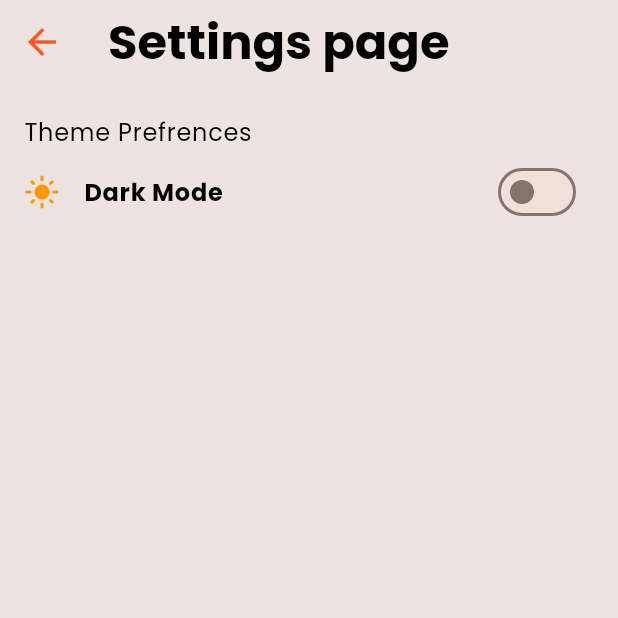
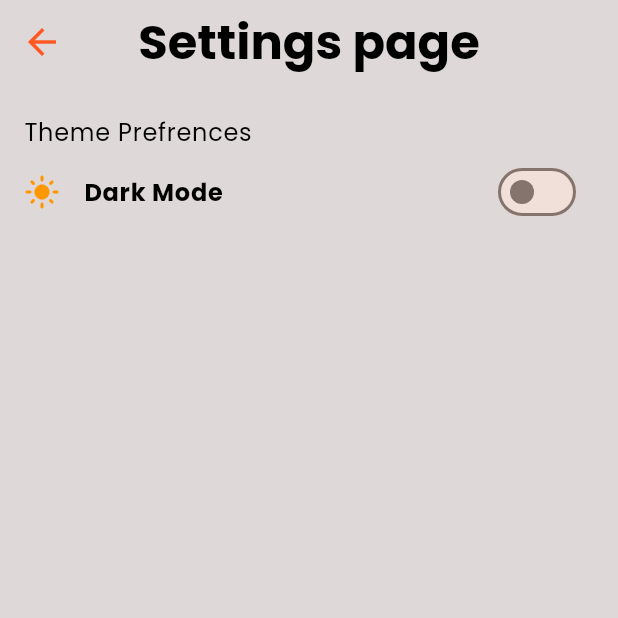
Before and after one commit to KabetEx/KabetEx, a Flutter app: the screen it shows once a user with an empty profile is signed in, after a tap on the "menu" icon, after a tap on "Settings", on a phone screen of 412 x 824 dp, the top half of it. Run offline on Flutter 3.47's test engine with Material 3 defaults, Android fonts, the phone set to English and light mode, and no system bars; our stand-ins replace cached_network_image, carousel_slider, flutter_riverpod, flutter_switch, google_fonts, hive and 6 more; accounts and stored records are empty.

Commit message:
fix white flickering when navigating

```diff
--- a/lib/features/cart/presentations/cart_page.dart
+++ b/lib/features/cart/presentations/cart_page.dart
@@ -27,9 +27,7 @@ class _CartPageState extends ConsumerState<CartPage> {
     ).format(totalCart);
 
     return Scaffold(
-      backgroundColor: isDarkMode
-          ? Colors.black
-          : const Color.fromARGB(255, 237, 228, 225),
+    backgroundColor: Theme.of(context).scaffoldBackgroundColor,
       body: SafeArea(
         child: Column(
           children: [
--- a/lib/features/cart/widgets/cart_item.dart
+++ b/lib/features/cart/widgets/cart_item.dart
@@ -3,7 +3,6 @@ import 'package:flutter/material.dart';
 import 'package:flutter_riverpod/flutter_riverpod.dart';
 import 'package:intl/intl.dart';
 import 'package:kabetex/features/cart/data/product_hive.dart';
-import 'package:kabetex/features/products/presentation/prod_details.dart';
 import 'package:kabetex/providers/theme_provider.dart';
 import 'package:shimmer/shimmer.dart';
 
--- a/lib/features/categories/presentations/categories_page.dart
+++ b/lib/features/categories/presentations/categories_page.dart
@@ -13,9 +13,7 @@ class CategoriesPage extends ConsumerWidget {
     final isDark = ref.watch(isDarkModeProvider);
 
     return Scaffold(
-      backgroundColor: isDark
-          ? Colors.black
-          : const Color.fromARGB(255, 237, 228, 225),
+     backgroundColor: Theme.of(context).scaffoldBackgroundColor,
       body: SafeArea(
         child: Column(
           children: [
--- a/lib/features/home/presentations/home_page.dart
+++ b/lib/features/home/presentations/home_page.dart
@@ -25,9 +25,7 @@ class _HomePageState extends ConsumerState<HomePage>
     final isDarkMode = ref.watch(isDarkModeProvider);
 
     return Scaffold(
-      backgroundColor: isDarkMode
-          ? Colors.black
-          : const Color.fromARGB(255, 237, 228, 225),
+      backgroundColor: Theme.of(context).scaffoldBackgroundColor,
       drawer: const Mydrawer(),
       body: GestureDetector(
         onTap: () {
--- a/lib/features/products/presentation/edit_product.dart
+++ b/lib/features/products/presentation/edit_product.dart
@@ -80,7 +80,7 @@ class _EditProductPageState extends ConsumerState<EditProductPage> {
     final isDark = ref.watch(isDarkModeProvider);
 
     return Scaffold(
-      backgroundColor: isDark ? Colors.black : Colors.white,
+      backgroundColor: Theme.of(context).scaffoldBackgroundColor,
       appBar: AppBar(
         title: const Text('Update Product'),
         backgroundColor: isDark ? Colors.black : Colors.white,
--- a/lib/features/search/search_page.dart
+++ b/lib/features/search/search_page.dart
@@ -10,9 +10,7 @@ class SearchPage extends ConsumerWidget {
   Widget build(BuildContext context, ref) {
     final isDark = ref.watch(isDarkModeProvider);
     return Scaffold(
-      backgroundColor: isDark
-          ? Colors.black
-          : const Color.fromARGB(255, 237, 228, 225),
+      backgroundColor: Theme.of(context).scaffoldBackgroundColor,
       appBar: AppBar(title: const Text('Search')),
       body: const Column(children: [MySearchBar(hint: 'Search products...')]),
     );
--- a/lib/features/settings/presentations/settings_page.dart
+++ b/lib/features/settings/presentations/settings_page.dart
@@ -15,9 +15,7 @@ class _SettingsPageState extends ConsumerState<SettingsPage> {
   Widget build(BuildContext context) {
     final isDarkMode = ref.watch(isDarkModeProvider);
     return Scaffold(
-      backgroundColor: isDarkMode
-          ? Colors.black
-          : const Color.fromARGB(255, 237, 228, 225),
+      backgroundColor: Theme.of(context).scaffoldBackgroundColor,
       appBar: AppBar(
         title: Text(
           'Settings page',
@@ -25,9 +23,7 @@ class _SettingsPageState extends ConsumerState<SettingsPage> {
             color: isDarkMode ? Colors.white : Colors.black,
           ),
         ),
-        backgroundColor: isDarkMode
-            ? Colors.black
-            : const Color.fromARGB(255, 237, 228, 225),
+        backgroundColor: Theme.of(context).scaffoldBackgroundColor,
         iconTheme: const IconThemeData(
           color: Colors.deepOrange, // changes back arrow color
           size: 28, // optional: change size
--- a/lib/main.dart
+++ b/lib/main.dart
@@ -5,7 +5,6 @@ import 'package:kabetex/features/auth/presentation/login.dart';
 import 'package:kabetex/features/home/presentations/tabs_screen.dart';
 import 'package:kabetex/features/cart/data/product_hive.dart';
 import 'package:kabetex/providers/theme_provider.dart';
-import 'package:riverpod/legacy.dart';
 import 'package:supabase_flutter/supabase_flutter.dart';
 import 'package:hive_flutter/hive_flutter.dart';
 
@@ -42,8 +41,14 @@ void main() async {
 }
 
 //colorschemes
-final kLightColorScheme = ColorScheme.fromSeed(seedColor: Colors.deepOrange);
-final kDarkColorScheme = ColorScheme.fromSeed(seedColor: Colors.deepOrange);
+final kLightColorScheme = ColorScheme.fromSeed(
+  seedColor: Colors.deepOrange,
+  brightness: Brightness.light,
+);
+final kDarkColorScheme = ColorScheme.fromSeed(
+  seedColor: const Color.fromARGB(255, 91, 31, 12),
+  brightness: Brightness.dark,
+);
 
 class MyApp extends ConsumerWidget {
   const MyApp({super.key});
@@ -52,21 +57,29 @@ class MyApp extends ConsumerWidget {
   Widget build(BuildContext context, ref) {
     final isDarkMode = ref.watch(isDarkModeProvider);
 
-    return AnimatedTheme(
-      duration: const Duration(milliseconds: 500),
-      curve: Curves.easeInOut,
-      data: isDarkMode
-          ? ThemeData(brightness: Brightness.dark)
-          : ThemeData(brightness: Brightness.light),
-      child: MaterialApp(
+    return MaterialApp(
       title: 'KabetEx',
       debugShowCheckedModeBanner: false,
       themeMode: isDarkMode ? ThemeMode.dark : ThemeMode.light,
 
       //light mode
       theme: ThemeData().copyWith(
+        scaffoldBackgroundColor: const Color.fromARGB(255, 222, 216, 216),
+        canvasColor: const Color.fromARGB(255, 237, 228, 225),
         brightness: Brightness.light,
         colorScheme: kLightColorScheme,
+        appBarTheme: const AppBarThemeData().copyWith(
+          backgroundColor: const Color.fromARGB(255, 222, 216, 216),
+          centerTitle: true,
+          titleTextStyle: Theme.of(
+            context,
+          ).textTheme.titleLarge!.copyWith(color: Colors.white),
+          iconTheme: IconThemeData(
+            color: isDarkMode
+                ? const Color.fromARGB(255, 237, 228, 225)
+                : Colors.black,
+          ),
+        ),
         textTheme: GoogleFonts.poppinsTextTheme().copyWith(
           headlineLarge: GoogleFonts.baloo2(
             fontSize: 40,
@@ -111,6 +124,17 @@ class MyApp extends ConsumerWidget {
 
       //darktheme
       darkTheme: ThemeData.dark().copyWith(
+        scaffoldBackgroundColor: Colors.black,
+        canvasColor: Colors.black,
+        appBarTheme: AppBarThemeData(
+          backgroundColor: Colors.black,
+          foregroundColor: Colors.white,
+          iconTheme: IconThemeData(
+            color: isDarkMode
+                ? const Color.fromARGB(255, 237, 228, 225)
+                : Colors.black,
+          ),
+        ),
         brightness: Brightness.dark,
         colorScheme: kDarkColorScheme,
         textTheme: GoogleFonts.poppinsTextTheme().copyWith(
@@ -154,7 +178,6 @@ class MyApp extends ConsumerWidget {
           return const TabsScreen();
         },
       ),
-      ),
     );
   }
 }
--- a/lib/providers/seller_products/my_products.dart
+++ b/lib/providers/seller_products/my_products.dart
@@ -1,5 +1,4 @@
 import 'package:flutter_riverpod/flutter_riverpod.dart';
-import 'package:kabetex/features/products/data/product.dart';
 import 'package:kabetex/features/products/data/product_services.dart';
 import 'package:supabase_flutter/supabase_flutter.dart';
 
```
Also changed, not shown: lib/features/home/widgets/drawer.dart (+9 -3 lines), lib/features/products/presentation/my_products_page.dart (+7 -5 lines), lib/features/products/presentation/post_product_page.dart (+10 -10 lines), lib/features/products/presentation/prod_details.dart (+75 -42 lines), lib/features/products/widgets/product_image.dart (+16 -7 lines), lib/features/products/widgets/sellerProductTile.dart (+10 -3 lines), lib/app/colors.dart (added), 1 other file. Lines whose indentation alone changed are shown as unchanged.
